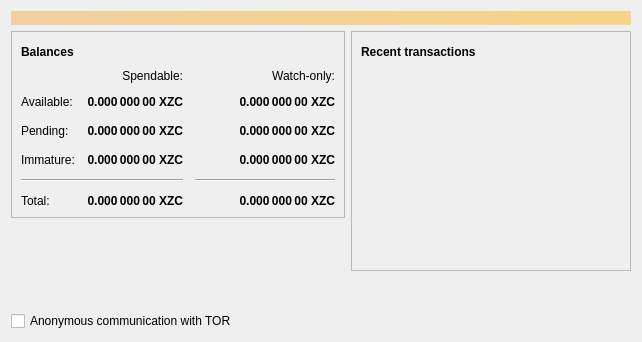
Above: src/qt/forms/overviewpage.ui from firoorg/firo before the change. Below: the same form after it.
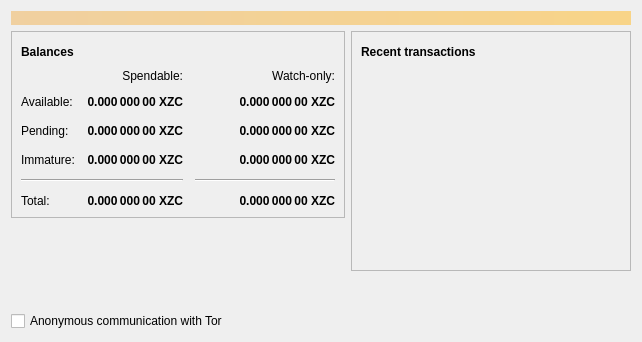
That is the form after the change. Icons and pictures are not drawn.

Commit message: TOR -> Tor

What changed in the file:
```diff
--- a/src/qt/forms/overviewpage.ui
+++ b/src/qt/forms/overviewpage.ui
@@ -425,7 +425,7 @@
           <bool>true</bool>
          </property>
          <property name="text">
-          <string>Anonymous communication with TOR</string>
+          <string>Anonymous communication with Tor</string>
          </property>
          <property name="checked">
           <bool>false</bool>
```
